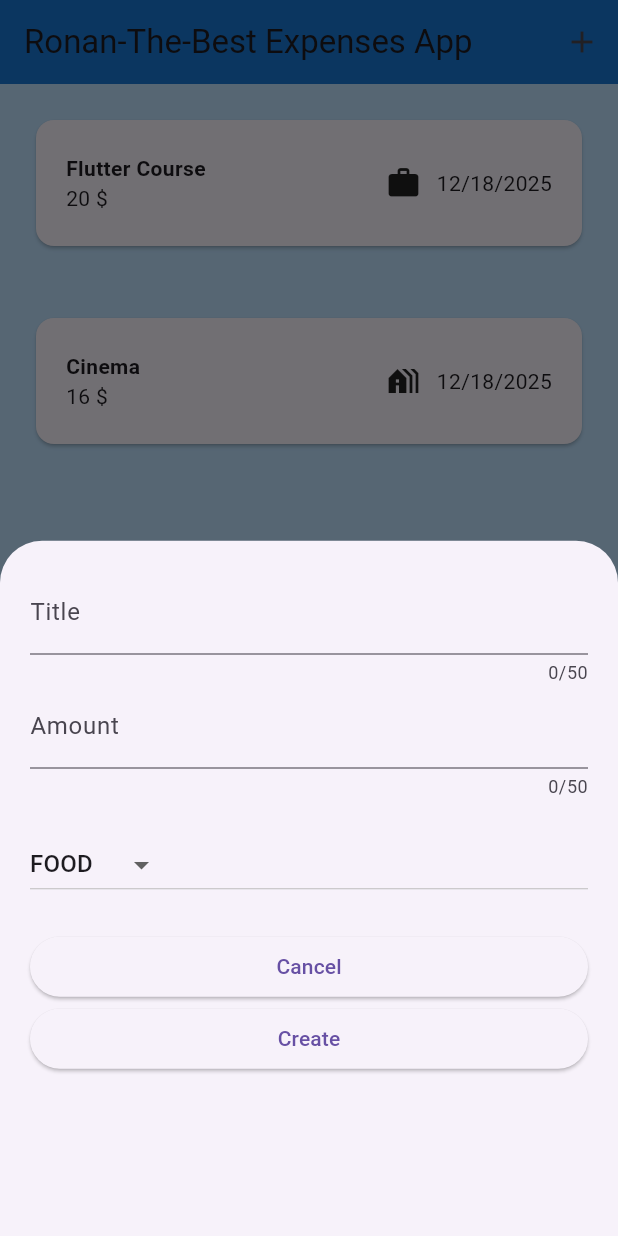
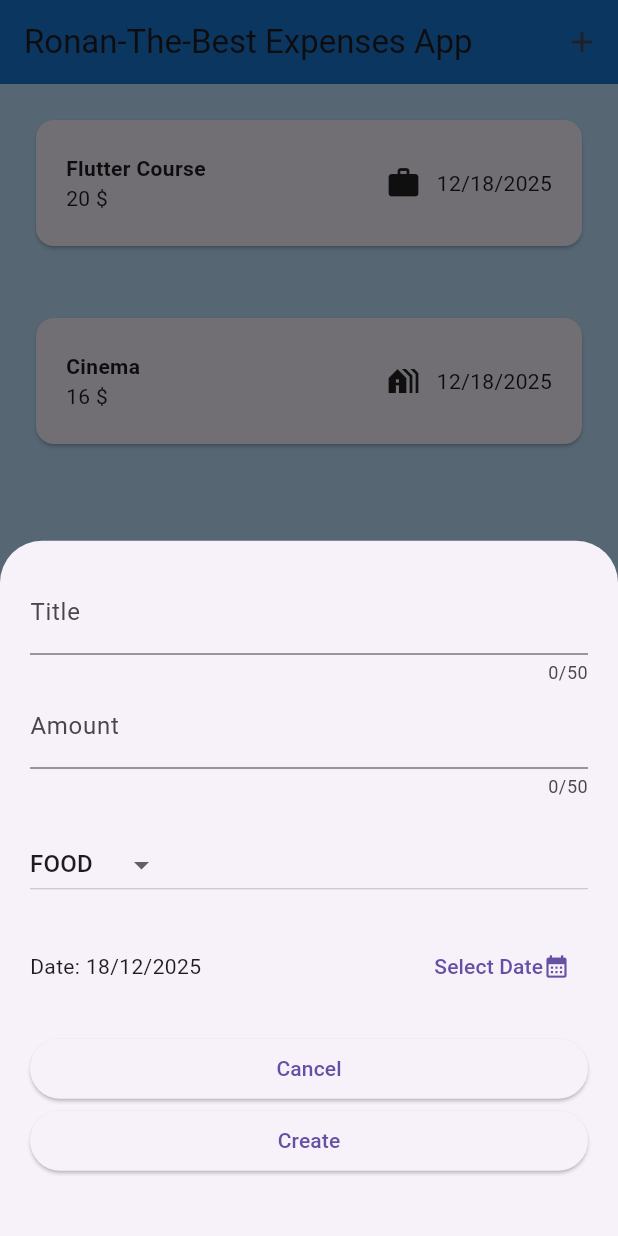
Before and after one commit to TetElite/w10_practice_Form_MRRonan, a Flutter app: the screen it shows after launch, after a tap on the "add" icon, on a phone screen of 412 x 824 dp. Run offline on Flutter 3.47's test engine with Material 3 defaults, Android fonts, the phone set to English and light mode, and no system bars.

Commit message:
Enhance ExpenseForm and ExpensesScreen: add date selection and improve expense handling

```diff
--- a/lib/ui/expenses/expense_form.dart
+++ b/lib/ui/expenses/expense_form.dart
@@ -11,13 +11,13 @@ class ExpenseForm extends StatefulWidget {
 }
 
 class _ExpenseFormState extends State<ExpenseForm> {
-
   final _titleController = TextEditingController();
   final _amountController = TextEditingController();
   Category _selectedCategory = Category.food;
+  DateTime _selectedDate = DateTime.now();
 
   @override
-  void dispose(){
+  void dispose() {
     super.dispose();
 
     _titleController.dispose();
@@ -25,10 +25,8 @@ class _ExpenseFormState extends State<ExpenseForm> {
 
   void onCreate() {
     //  1 Build an expense
-    String  title = _titleController.text;
-    double? amount = double.tryParse(_amountController.text);             // for now..
-    Category category = _selectedCategory;
-    DateTime date = DateTime.now();
+    String title = _titleController.text;
+    double? amount = double.tryParse(_amountController.text); // for now..
 
     if (amount == null || amount <= 0 || title.trim().isEmpty) {
       // show error
@@ -36,7 +34,12 @@ class _ExpenseFormState extends State<ExpenseForm> {
     }
 
     // ignore: unused_local_variable
-    Expense newExpense = Expense(title: title, amount: amount, date: date, category: category);
+    Expense newExpense = Expense(
+      title: title,
+      amount: amount,
+      date: _selectedDate,
+      category: _selectedCategory = Category.food,
+    );
 
     // TODO YOUR CODE HERE
     widget.onCreateExpense(newExpense);
@@ -48,6 +51,19 @@ class _ExpenseFormState extends State<ExpenseForm> {
     // Close the modal
     Navigator.pop(context);
   }
+
+  Future<void> _selectDate() async {
+      final DateTime? pickedDate = await showDatePicker(
+        context: context,
+        initialDate: _selectedDate,
+        firstDate: DateTime(2020),
+        lastDate: DateTime.now(),
+      );
+
+      setState(() {
+        _selectedDate = pickedDate ?? _selectedDate;
+      });
+    }
 
   @override
   Widget build(BuildContext context) {
@@ -67,7 +83,7 @@ class _ExpenseFormState extends State<ExpenseForm> {
             keyboardType: TextInputType.number,
             maxLength: 50,
           ),
-          SizedBox(height: 20,),
+          SizedBox(height: 20),
           DropdownButton<Category>(
             value: _selectedCategory,
             items: Category.values.map((category) {
@@ -84,10 +100,28 @@ class _ExpenseFormState extends State<ExpenseForm> {
               }
             },
           ),
-          SizedBox(height: 20,),
-
+          SizedBox(height: 20),
+          Row(
+            children: [
+              Expanded(
+                child: Text(
+                  "Date: ${_selectedDate.day}/${_selectedDate.month}/${_selectedDate.year}",
+                ),
+              ),
+              TextButton(
+                onPressed: _selectDate,
+                child: Row(
+                  children: [
+                    Text("Select Date"),
+                    Icon(Icons.calendar_month),
+                  ],
+                ),
+              ),
+            ],
+          ),
+          SizedBox(height: 20),
           ElevatedButton(onPressed: onCancel, child: Text("Cancel")),
-          SizedBox(width: 10,),
+          SizedBox(width: 10),
           ElevatedButton(onPressed: onCreate, child: Text("Create")),
         ],
       ),
--- a/lib/ui/expenses/expenses_screen.dart
+++ b/lib/ui/expenses/expenses_screen.dart
@@ -28,15 +28,17 @@ class _ExpensesScreenState extends State<ExpensesScreen> {
     ),
   ];
 
-  void onAddClicked(BuildContext context)  {
+  void onAddClicked(BuildContext context) {
     showModalBottomSheet<Expense>(
       isScrollControlled: false,
       context: context,
-      builder: (c) => ExpenseForm(onCreateExpense: (newExpense) {
-        setState(() {
-          _expenses.add(newExpense);
-        });
-      },),
+      builder: (c) => ExpenseForm(
+        onCreateExpense: (newExpense) {
+          setState(() {
+            _expenses.add(newExpense);
+          });
+        },
+      ),
     );
   }
 
@@ -54,10 +56,44 @@ class _ExpensesScreenState extends State<ExpensesScreen> {
         backgroundColor: Colors.blue[700],
         title: const Text('Ronan-The-Best Expenses App'),
       ),
-      body: ListView.builder(
-        itemCount: _expenses.length,
-        itemBuilder: (context, index) => ExpenseItem(expense: _expenses[index], onSlideAway: (Expense p1) {  },),
-      ),
+      body: _expenses.isEmpty
+          ? const Center(
+              child: Padding(
+                padding: EdgeInsets.all(20.0),
+                child: Text(
+                  'No expenses yet. Tap + to add your first one!',
+                  textAlign: TextAlign.center,
+                  style: TextStyle(fontSize: 16),
+                ),
+              ),
+            )
+          : ListView.builder(
+              itemCount: _expenses.length,
+              itemBuilder: (context, index) => ExpenseItem(
+                expense: _expenses[index],
+                onSlideAway: (Expense removed) {
+                  final removedIndex = _expenses.indexOf(removed);
+                  setState(() {
+                    _expenses.removeAt(removedIndex);
+                  });
+
+                  ScaffoldMessenger.of(context).clearSnackBars();
+                  ScaffoldMessenger.of(context).showSnackBar(
+                    SnackBar(
+                      content: const Text('Expense removed'),
+                      action: SnackBarAction(
+                        label: 'Undo',
+                        onPressed: () {
+                          setState(() {
+                            _expenses.insert(removedIndex, removed);
+                          });
+                        },
+                      ),
+                    ),
+                  );
+                },
+              ),
+            ),
     );
   }
 }
```
